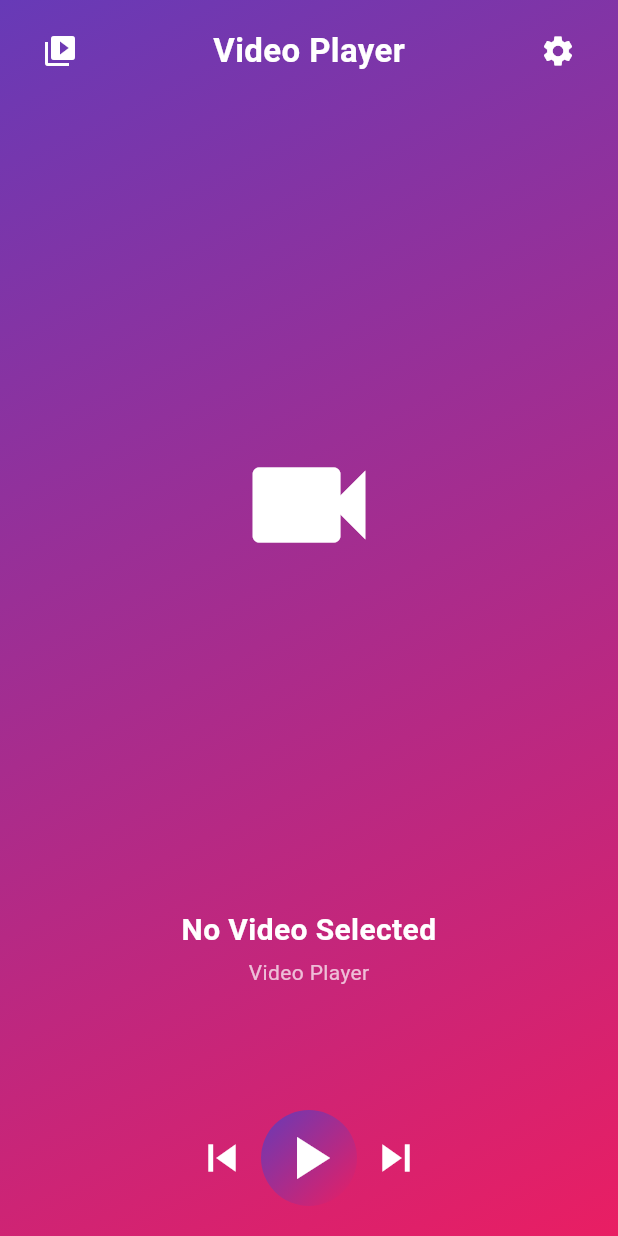
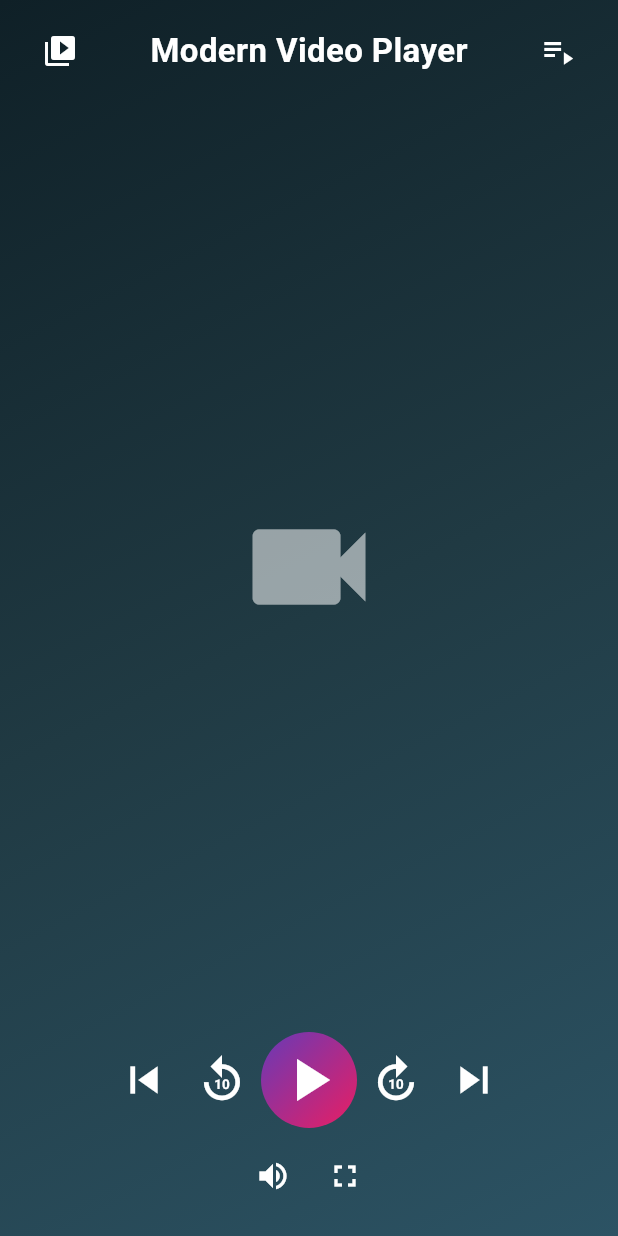
Before and after one commit to DuminduMalinga/Video_Player, a Flutter app: the screen it shows after launch, on a phone screen of 412 x 824 dp. Run offline on Flutter 3.47's test engine with Material 3 defaults, Android fonts, the phone set to English and light mode, and no system bars; our stand-ins replace file_picker, video_player.

Commit message:
Enhance video player UI and controls
Added mute, seek forward/backward, and fullscreen toggle controls to the video player. Improved UI with a modern gradient background, rounded video corners, and a playlist modal. Also added a formatted progress bar with duration display and updated the app bar title.

```diff
--- a/lib/screens/homescreen.dart
+++ b/lib/screens/homescreen.dart
@@ -15,6 +15,8 @@ class _VideoHomeScreenState extends State<VideoHomeScreen> {
   final List<String> _playlist = [];
   int _currentIndex = 0;
   bool _isPlaying = false;
+  bool _isMuted = false;
+  bool _isFullScreen = false;
 
   Future<void> _pickVideo() async {
     FilePickerResult? result = await FilePicker.platform.pickFiles(
@@ -47,7 +49,7 @@ class _VideoHomeScreenState extends State<VideoHomeScreen> {
       });
   }
 
-  Future<void> _togglePlayPause() async {
+  void _togglePlayPause() {
     if (_controller == null) return;
     setState(() {
       if (_controller!.value.isPlaying) {
@@ -58,6 +60,31 @@ class _VideoHomeScreenState extends State<VideoHomeScreen> {
         _isPlaying = true;
       }
     });
+  }
+
+  void _toggleMute() {
+    if (_controller == null) return;
+    setState(() {
+      if (_isMuted) {
+        _controller!.setVolume(1.0);
+        _isMuted = false;
+      } else {
+        _controller!.setVolume(0.0);
+        _isMuted = true;
+      }
+    });
+  }
+
+  void _seekForward() {
+    if (_controller == null) return;
+    final newPos = _controller!.value.position + const Duration(seconds: 10);
+    _controller!.seekTo(newPos);
+  }
+
+  void _seekBackward() {
+    if (_controller == null) return;
+    final newPos = _controller!.value.position - const Duration(seconds: 10);
+    _controller!.seekTo(newPos);
   }
 
   Future<void> _nextVideo() async {
@@ -78,6 +105,10 @@ class _VideoHomeScreenState extends State<VideoHomeScreen> {
     return path.split(RegExp(r'[\\/]')).last;
   }
 
+  String _formatDuration(Duration d) {
+    return "${d.inMinutes.remainder(60).toString().padLeft(2, '0')}:${d.inSeconds.remainder(60).toString().padLeft(2, '0')}";
+  }
+
   @override
   void dispose() {
     _controller?.dispose();
@@ -87,12 +118,13 @@ class _VideoHomeScreenState extends State<VideoHomeScreen> {
   @override
   Widget build(BuildContext context) {
     return Scaffold(
+      backgroundColor: Colors.black,
       body: Container(
         width: double.infinity,
         height: double.infinity,
         decoration: const BoxDecoration(
           gradient: LinearGradient(
-            colors: [Colors.deepPurple, Colors.pink],
+            colors: [Color(0xFF0F2027), Color(0xFF203A43), Color(0xFF2C5364)],
             begin: Alignment.topLeft,
             end: Alignment.bottomRight,
           ),
@@ -117,7 +149,7 @@ class _VideoHomeScreenState extends State<VideoHomeScreen> {
                       onPressed: _pickVideo,
                     ),
                     const Text(
-                      'Video Player',
+                      'Modern Video Player',
                       style: TextStyle(
                         color: Colors.white,
                         fontSize: 22,
@@ -125,8 +157,34 @@ class _VideoHomeScreenState extends State<VideoHomeScreen> {
                       ),
                     ),
                     IconButton(
-                      icon: const Icon(Icons.settings, color: Colors.white),
-                      onPressed: () {},
+                      icon: const Icon(
+                        Icons.playlist_play,
+                        color: Colors.white,
+                      ),
+                      onPressed: () {
+                        // Show Playlist
+                        showModalBottomSheet(
+                          backgroundColor: Colors.black87,
+                          context: context,
+                          builder: (_) {
+                            return ListView.builder(
+                              itemCount: _playlist.length,
+                              itemBuilder: (ctx, i) {
+                                return ListTile(
+                                  title: Text(
+                                    _getFileName(_playlist[i]),
+                                    style: const TextStyle(color: Colors.white),
+                                  ),
+                                  onTap: () {
+                                    Navigator.pop(context);
+                                    _loadVideo(_playlist[i]);
+                                  },
+                                );
+                              },
+                            );
+                          },
+                        );
+                      },
                     ),
                   ],
                 ),
@@ -139,40 +197,53 @@ class _VideoHomeScreenState extends State<VideoHomeScreen> {
                   child: _controller != null && _controller!.value.isInitialized
                       ? AspectRatio(
                           aspectRatio: _controller!.value.aspectRatio,
-                          child: VideoPlayer(_controller!),
+                          child: ClipRRect(
+                            borderRadius: BorderRadius.circular(16),
+                            child: VideoPlayer(_controller!),
+                          ),
                         )
                       : const Icon(
                           Icons.videocam,
                           size: 100,
-                          color: Colors.white,
+                          color: Colors.white54,
                         ),
                 ),
               ),
 
-              // Video Title
-              Expanded(
-                flex: 1,
-                child: Column(
+              // Progress bar + duration
+              if (_controller != null && _controller!.value.isInitialized)
+                Column(
                   children: [
-                    Text(
-                      _controller != null && _playlist.isNotEmpty
-                          ? _getFileName(_playlist[_currentIndex])
-                          : "No Video Selected",
-                      style: const TextStyle(
-                        color: Colors.white,
-                        fontSize: 20,
-                        fontWeight: FontWeight.bold,
+                    VideoProgressIndicator(
+                      _controller!,
+                      allowScrubbing: true,
+                      colors: const VideoProgressColors(
+                        playedColor: Colors.pink,
+                        backgroundColor: Colors.white24,
+                        bufferedColor: Colors.blueGrey,
                       ),
-                      textAlign: TextAlign.center,
                     ),
-                    const SizedBox(height: 4),
-                    const Text(
-                      "Video Player",
-                      style: TextStyle(color: Colors.white70, fontSize: 14),
+                    Padding(
+                      padding: const EdgeInsets.symmetric(
+                        horizontal: 16,
+                        vertical: 4,
+                      ),
+                      child: Row(
+                        mainAxisAlignment: MainAxisAlignment.spaceBetween,
+                        children: [
+                          Text(
+                            _formatDuration(_controller!.value.position),
+                            style: const TextStyle(color: Colors.white70),
+                          ),
+                          Text(
+                            _formatDuration(_controller!.value.duration),
+                            style: const TextStyle(color: Colors.white70),
+                          ),
+                        ],
+                      ),
                     ),
                   ],
                 ),
-              ),
 
               // Controls
               Row(
@@ -181,6 +252,11 @@ class _VideoHomeScreenState extends State<VideoHomeScreen> {
                   IconButton(
                     icon: const Icon(Icons.skip_previous, color: Colors.white),
                     onPressed: _previousVideo,
+                    iconSize: 36,
+                  ),
+                  IconButton(
+                    icon: const Icon(Icons.replay_10, color: Colors.white),
+                    onPressed: _seekBackward,
                     iconSize: 36,
                   ),
                   Container(
@@ -202,13 +278,47 @@ class _VideoHomeScreenState extends State<VideoHomeScreen> {
                     ),
                   ),
                   IconButton(
+                    icon: const Icon(Icons.forward_10, color: Colors.white),
+                    onPressed: _seekForward,
+                    iconSize: 36,
+                  ),
+                  IconButton(
                     icon: const Icon(Icons.skip_next, color: Colors.white),
                     onPressed: _nextVideo,
                     iconSize: 36,
                   ),
                 ],
               ),
-              const SizedBox(height: 20),
+
+              // Bottom Controls
+              Padding(
+                padding: const EdgeInsets.only(bottom: 16, top: 8),
+                child: Row(
+                  mainAxisAlignment: MainAxisAlignment.center,
+                  children: [
+                    IconButton(
+                      icon: Icon(
+                        _isMuted ? Icons.volume_off : Icons.volume_up,
+                        color: Colors.white,
+                      ),
+                      onPressed: _toggleMute,
+                    ),
+                    IconButton(
+                      icon: Icon(
+                        _isFullScreen
+                            ? Icons.fullscreen_exit
+                            : Icons.fullscreen,
+                        color: Colors.white,
+                      ),
+                      onPressed: () {
+                        setState(() {
+                          _isFullScreen = !_isFullScreen;
+                        });
+                      },
+                    ),
+                  ],
+                ),
+              ),
             ],
           ),
         ),
```
